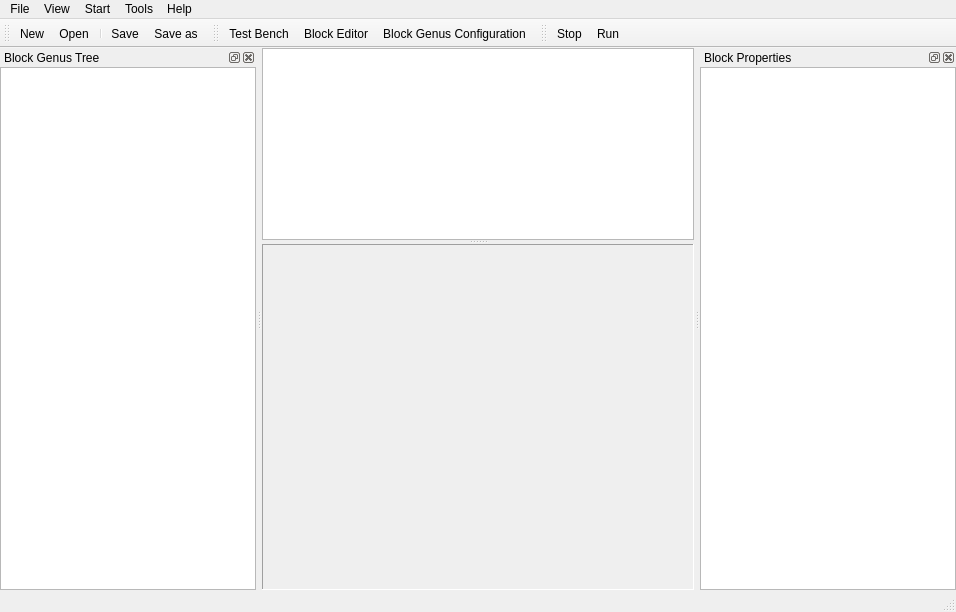
Before: the Qt Designer form main.ui in go2net/PythonBlocks, drawn with Qt 5.
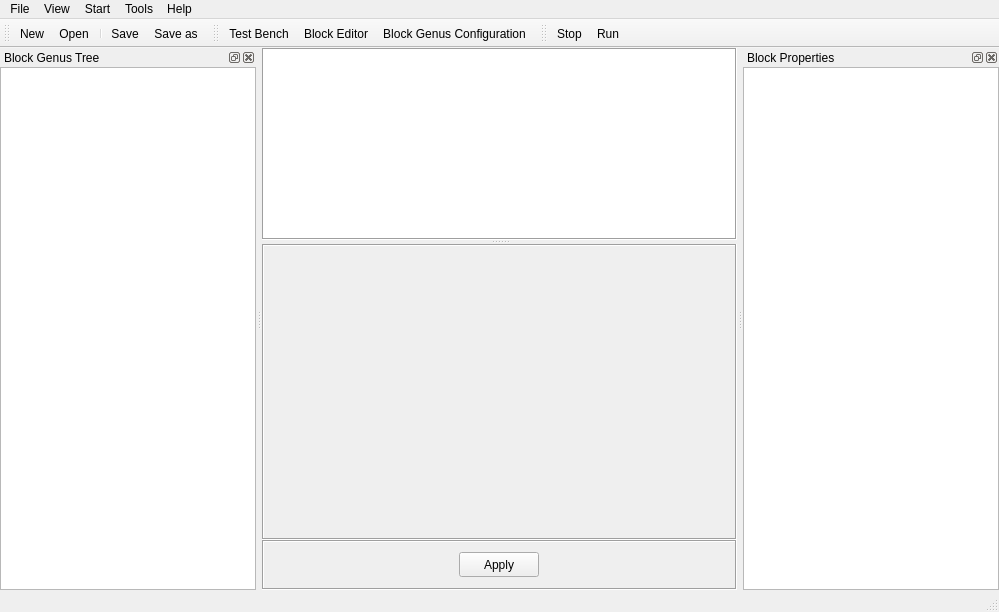
After: the same form once the commit is applied. Icons and pictures are not drawn. Custom widgets are drawn as their Qt base class.

Diff of the .ui file:
```diff
--- a/main.ui
+++ b/main.ui
@@ -6,7 +6,7 @@
    <rect>
     <x>0</x>
     <y>0</y>
-    <width>956</width>
+    <width>999</width>
     <height>612</height>
    </rect>
   </property>
@@ -32,10 +32,24 @@
       <widget class="QWidget" name="pgHome"/>
       <widget class="QWidget" name="pgBlockEditor"/>
       <widget class="QWidget" name="pgBlockGenusConfig">
+       <layout class="QVBoxLayout" name="verticalLayout_2">
+        <property name="spacing">
+         <number>0</number>
+        </property>
+        <property name="margin">
+         <number>0</number>
+        </property>
+        <item>
        <layout class="QVBoxLayout" name="verticalLayout">
         <property name="spacing">
          <number>0</number>
         </property>
+          <item>
+           <widget class="QWidget" name="widget" native="true">
+            <layout class="QHBoxLayout" name="horizontalLayout">
+             <property name="spacing">
+              <number>0</number>
+             </property>
         <property name="margin">
          <number>0</number>
         </property>
@@ -51,6 +65,9 @@
              <verstretch>0</verstretch>
             </sizepolicy>
            </property>
+                <property name="frameShape">
+                 <enum>QFrame::Box</enum>
+                </property>
           </widget>
           <widget class="QFrame" name="wndPreview">
            <property name="sizePolicy">
@@ -66,13 +83,81 @@
             </size>
            </property>
            <property name="frameShape">
-            <enum>QFrame::Panel</enum>
+                 <enum>QFrame::Box</enum>
            </property>
            <property name="frameShadow">
             <enum>QFrame::Sunken</enum>
            </property>
           </widget>
          </widget>
+             </item>
+            </layout>
+           </widget>
+          </item>
+          <item>
+           <widget class="QFrame" name="frame_2">
+            <property name="minimumSize">
+             <size>
+              <width>0</width>
+              <height>50</height>
+             </size>
+            </property>
+            <property name="maximumSize">
+             <size>
+              <width>16777215</width>
+              <height>50</height>
+             </size>
+            </property>
+            <property name="layoutDirection">
+             <enum>Qt::LeftToRight</enum>
+            </property>
+            <property name="frameShape">
+             <enum>QFrame::Box</enum>
+            </property>
+            <property name="frameShadow">
+             <enum>QFrame::Sunken</enum>
+            </property>
+            <layout class="QHBoxLayout" name="horizontalLayout_2">
+             <property name="spacing">
+              <number>0</number>
+             </property>
+             <property name="margin">
+              <number>0</number>
+             </property>
+             <item>
+              <widget class="QWidget" name="widget_2" native="true">
+               <layout class="QHBoxLayout" name="horizontalLayout_3">
+                <item>
+                 <widget class="QPushButton" name="pushButton">
+                  <property name="minimumSize">
+                   <size>
+                    <width>80</width>
+                    <height>25</height>
+                   </size>
+                  </property>
+                  <property name="maximumSize">
+                   <size>
+                    <width>80</width>
+                    <height>25</height>
+                   </size>
+                  </property>
+                  <property name="text">
+                   <string>Apply</string>
+                  </property>
+                  <property name="flat">
+                   <bool>false</bool>
+                  </property>
+                 </widget>
+                </item>
+               </layout>
+               <zorder>pushButton</zorder>
+               <zorder>pushButton</zorder>
+              </widget>
+             </item>
+            </layout>
+           </widget>
+          </item>
+         </layout>
         </item>
        </layout>
       </widget>
@@ -85,7 +170,7 @@
     <rect>
      <x>0</x>
      <y>0</y>
-     <width>956</width>
+     <width>999</width>
      <height>21</height>
     </rect>
    </property>
```
Left out of the diff: 11 changed lines with no effect on the pictures. Lines whose indentation alone changed are shown as unchanged.
